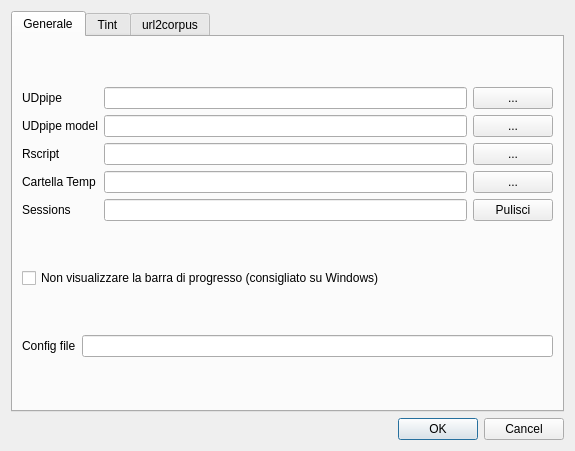
Before: the Qt Designer form forms/settings.ui in zorbaproject/Bran, drawn with Qt 5.
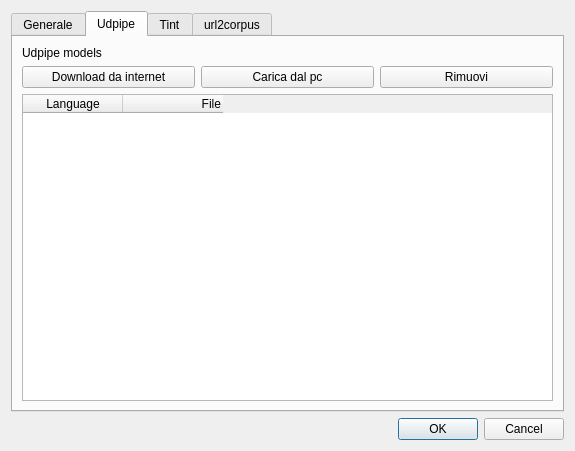
After: the same form once the commit is applied. The open tabs and pages were chosen to show the change.

Commit message: Tabella per gestione lingue di UDpipe

What changed in the file:
```diff
--- a/forms/settings.ui
+++ b/forms/settings.ui
@@ -26,85 +26,65 @@
       <layout class="QVBoxLayout" name="verticalLayout_2">
        <item>
         <layout class="QGridLayout" name="gridLayout">
+         <item row="2" column="2">
+          <widget class="QLineEdit" name="tempDir"/>
+         </item>
          <item row="2" column="0">
-          <widget class="QLabel" name="label_2">
-           <property name="text">
-            <string>Rscript</string>
-           </property>
-          </widget>
-         </item>
-         <item row="0" column="0">
-          <widget class="QLabel" name="label">
-           <property name="text">
-            <string>UDpipe</string>
-           </property>
-          </widget>
-         </item>
-         <item row="1" column="0">
-          <widget class="QLabel" name="label_7">
-           <property name="text">
-            <string>UDpipe model</string>
-           </property>
-          </widget>
-         </item>
-         <item row="2" column="3">
-          <widget class="QPushButton" name="loadrscript">
-           <property name="text">
-            <string>...</string>
-           </property>
-          </widget>
-         </item>
-         <item row="3" column="0">
           <widget class="QLabel" name="label_12">
            <property name="text">
             <string>Cartella Temp</string>
            </property>
           </widget>
          </item>
-         <item row="1" column="3">
-          <widget class="QPushButton" name="loadudpipemodels">
-           <property name="text">
-            <string>...</string>
-           </property>
-          </widget>
-         </item>
-         <item row="0" column="3">
-          <widget class="QPushButton" name="loadudpipe">
-           <property name="text">
-            <string>...</string>
-           </property>
-          </widget>
-         </item>
-         <item row="4" column="0">
+         <item row="3" column="0">
           <widget class="QLabel" name="label_5">
            <property name="text">
             <string>Sessions</string>
            </property>
           </widget>
          </item>
+         <item row="3" column="2">
+          <widget class="QLineEdit" name="sessions"/>
+         </item>
+         <item row="0" column="3">
+          <widget class="QPushButton" name="loadudpipe">
+           <property name="text">
+            <string>...</string>
+           </property>
+          </widget>
+         </item>
          <item row="1" column="2">
-          <widget class="QLineEdit" name="udpipemodels"/>
-         </item>
-         <item row="0" column="2">
-          <widget class="QLineEdit" name="udpipe"/>
-         </item>
-         <item row="2" column="2">
           <widget class="QLineEdit" name="rscript"/>
          </item>
-         <item row="4" column="2">
-          <widget class="QLineEdit" name="sessions"/>
+         <item row="0" column="0">
+          <widget class="QLabel" name="label">
+           <property name="text">
+            <string>UDpipe</string>
+           </property>
+          </widget>
          </item>
-         <item row="4" column="3">
+         <item row="1" column="0">
+          <widget class="QLabel" name="label_2">
+           <property name="text">
+            <string>Rscript</string>
+           </property>
+          </widget>
+         </item>
+         <item row="3" column="3">
           <widget class="QPushButton" name="clearsessions">
            <property name="text">
             <string>Pulisci</string>
            </property>
           </widget>
          </item>
-         <item row="3" column="2">
-          <widget class="QLineEdit" name="tempDir"/>
+         <item row="1" column="3">
+          <widget class="QPushButton" name="loadrscript">
+           <property name="text">
+            <string>...</string>
+           </property>
+          </widget>
          </item>
-         <item row="3" column="3">
+         <item row="2" column="3">
           <widget class="QPushButton" name="loadTempDir">
            <property name="text">
             <string>...</string>
@@ -147,6 +127,62 @@
        </item>
       </layout>
      </widget>
+     <widget class="QWidget" name="tab_4">
+      <attribute name="title">
+       <string>Udpipe</string>
+      </attribute>
+      <layout class="QVBoxLayout" name="verticalLayout_3">
+       <item>
+        <widget class="QLabel" name="label_13">
+         <property name="text">
+          <string>Udpipe models</string>
+         </property>
+        </widget>
+       </item>
+       <item>
+        <layout class="QHBoxLayout" name="horizontalLayout_3">
+         <item>
+          <widget class="QPushButton" name="downloadudpipemodels">
+           <property name="text">
+            <string>Download da internet</string>
+           </property>
+          </widget>
+         </item>
+         <item>
+          <widget class="QPushButton" name="loadudpipemodels">
+           <property name="text">
+            <string>Carica dal pc</string>
+           </property>
+          </widget>
+         </item>
+         <item>
+          <widget class="QPushButton" name="removeudpipemodels">
+           <property name="text">
+            <string>Rimuovi</string>
+           </property>
+          </widget>
+         </item>
+        </layout>
+       </item>
+       <item>
+        <widget class="QTableWidget" name="udpipemodelsTable">
+         <column>
+          <property name="text">
+           <string>Language</string>
+          </property>
+         </column>
+         <column>
+          <property name="text">
+           <string>File</string>
+          </property>
+          <property name="textAlignment">
+           <set>AlignTrailing|AlignVCenter</set>
+          </property>
+         </column>
+        </widget>
+       </item>
+      </layout>
+     </widget>
      <widget class="QWidget" name="tab_2">
       <attribute name="title">
        <string>Tint</string>
```
Left out of the diff: 3 changed lines with no effect on the pictures. The commit also changes 2 other files.
